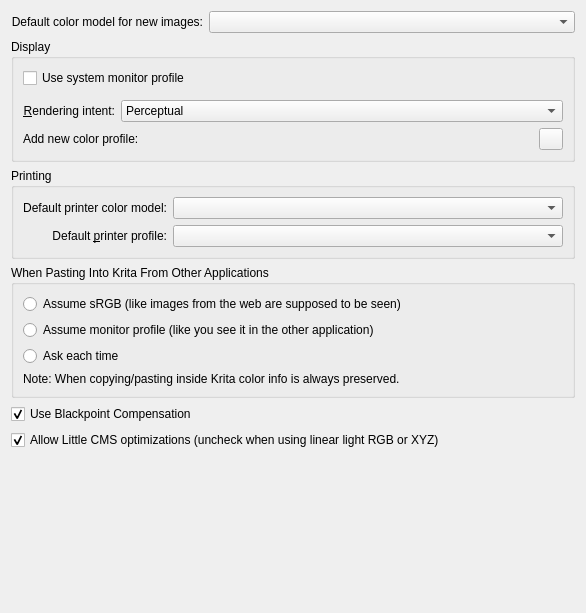
Qt form libs/ui/forms/wdgcolorsettings.ui (KDE/krita) before a commit.
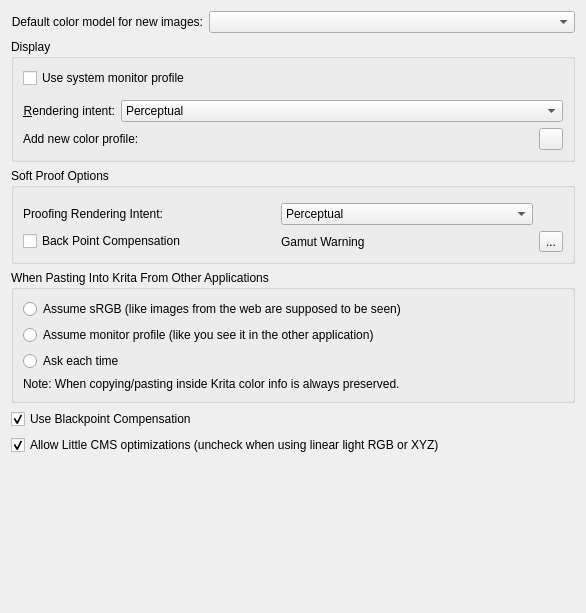
The same form after that commit. Custom widgets are drawn as their Qt base class.

Commit message:
Add option to set default Proofing Options.
These will work for images with no proofing options, so, old loaded images
and new images. With this it is feature complete, and people can start testing.

Ref T2337
Ref T1238

Diff of the .ui file:
```diff
--- a/libs/ui/forms/wdgcolorsettings.ui
+++ b/libs/ui/forms/wdgcolorsettings.ui
@@ -159,51 +159,63 @@
       <bool>true</bool>
      </property>
      <property name="title">
-      <string>Printing</string>
+      <string>Soft Proof Options</string>
      </property>
-     <layout class="QVBoxLayout" name="verticalLayout">
-      <item>
-       <layout class="QGridLayout" name="gridLayout_2">
-        <item row="0" column="0">
-         <widget class="QLabel" name="lbldefaultprinterspace">
-          <property name="text">
-           <string>Default printer color model:</string>
-          </property>
-          <property name="alignment">
-           <set>Qt::AlignRight|Qt::AlignTrailing|Qt::AlignVCenter</set>
-          </property>
-         </widget>
+     <layout class="QGridLayout" name="gridLayout">
+      <item row="4" column="2">
+       <widget class="QToolButton" name="gamutAlarm">
+        <property name="text">
+         <string>...</string>
+        </property>
+       </widget>
+      </item>
+      <item row="3" column="1">
+       <widget class="QComboBox" name="cmbProofingIntent">
+        <item>
+         <property name="text">
+          <string>Perceptual</string>
+         </property>
         </item>
-        <item row="1" column="0">
-         <widget class="QLabel" name="textLabel4">
-          <property name="toolTip">
-           <string>The icm profile for your calibrated printer</string>
-          </property>
-          <property name="text">
-           <string>Default &amp;printer profile:</string>
-          </property>
-          <property name="alignment">
-           <set>Qt::AlignRight|Qt::AlignTrailing|Qt::AlignVCenter</set>
-          </property>
-          <property name="buddy">
-           <cstring>cmbPrintProfile</cstring>
-          </property>
-         </widget>
+        <item>
+         <property name="text">
+          <string>Relative Colorimetric</string>
+         </property>
         </item>
-        <item row="0" column="1">
-         <widget class="KisCmbIDList" name="cmbPrintingColorSpace">
-          <property name="sizePolicy">
-           <sizepolicy hsizetype="Expanding" vsizetype="Preferred">
-            <horstretch>0</horstretch>
-            <verstretch>0</verstretch>
-           </sizepolicy>
-          </property>
-         </widget>
+        <item>
+         <property name="text">
+          <string>Absolute Colorimetric</string>
+         </property>
         </item>
-        <item row="1" column="1">
-         <widget class="SqueezedComboBox" name="cmbPrintProfile"/>
+        <item>
+         <property name="text">
+          <string>Saturation</string>
+         </property>
         </item>
-       </layout>
+       </widget>
+      </item>
+      <item row="4" column="1">
+       <widget class="QLabel" name="label">
+        <property name="text">
+         <string>Gamut Warning</string>
+        </property>
+       </widget>
+      </item>
+      <item row="0" column="0" colspan="3">
+       <widget class="KisColorSpaceSelector" name="proofingSpaceSelector" native="true"/>
+      </item>
+      <item row="4" column="0">
+       <widget class="QCheckBox" name="ckbProofBlackPoint">
+        <property name="text">
+         <string>Back Point Compensation</string>
+        </property>
+       </widget>
+      </item>
+      <item row="3" column="0">
+       <widget class="QLabel" name="label_3">
+        <property name="text">
+         <string>Proofing Rendering Intent:</string>
+        </property>
+       </widget>
       </item>
      </layout>
     </widget>
@@ -294,21 +306,27 @@
   </layout>
  </widget>
  <customwidgets>
+  <customwidget>
+   <class>KisColorSpaceSelector</class>
+   <extends>QWidget</extends>
+   <header>widgets/kis_color_space_selector.h</header>
+   <container>1</container>
+  </customwidget>
   <customwidget>
    <class>KComboBox</class>
    <extends>QComboBox</extends>
    <header>kcombobox.h</header>
   </customwidget>
-  <customwidget>
-   <class>SqueezedComboBox</class>
-   <extends>QComboBox</extends>
-   <header>widgets/squeezedcombobox.h</header>
-  </customwidget>
   <customwidget>
    <class>KisCmbIDList</class>
    <extends>QComboBox</extends>
    <header>widgets/kis_cmb_idlist.h</header>
   </customwidget>
+  <customwidget>
+   <class>SqueezedComboBox</class>
+   <extends>QComboBox</extends>
+   <header>widgets/squeezedcombobox.h</header>
+  </customwidget>
  </customwidgets>
  <resources/>
  <connections/>
```
Left out of the diff: 48 changed lines with no effect on the pictures. The commit also changes 10 other files.
